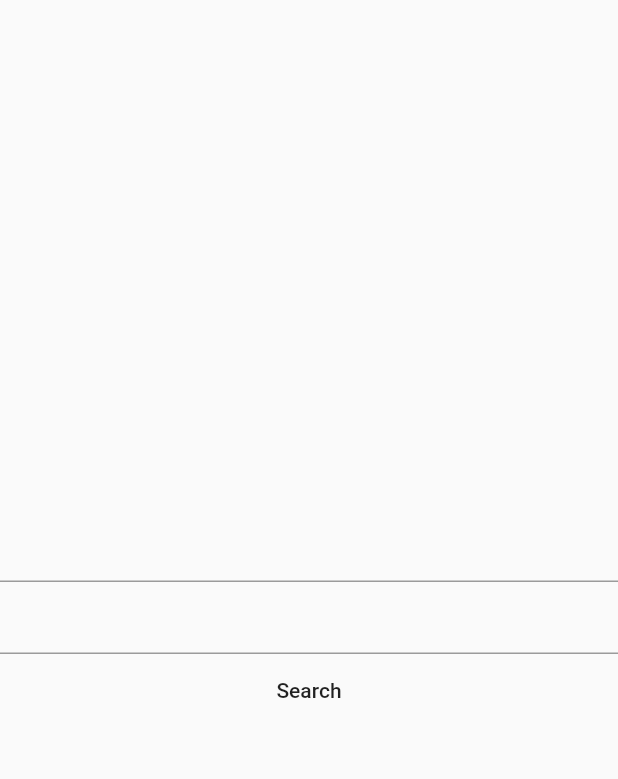
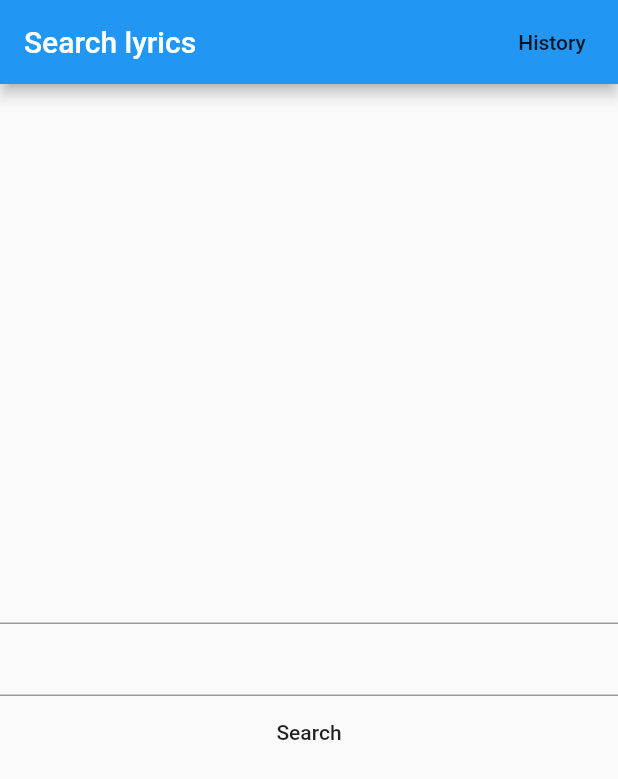
Before and after one commit to AlejandroEndo/lyrics_search_app, a Flutter app: the screen it shows after launch, on a phone screen of 412 x 824 dp. Shown: the top 779 px of the screen. Run offline on Flutter 3.47's test engine with Material 2 defaults, Android fonts, the phone set to English and light mode, and no system bars.

Commit message:
Historial implementado

```diff
--- a/lib/main.dart
+++ b/lib/main.dart
@@ -1,8 +1,9 @@
 import 'package:flutter/material.dart';
+import 'package:lyrics_search_app/pages/home_page.dart';
+import 'package:lyrics_search_app/pages/previous_search_page.dart';
 import 'package:provider/provider.dart';
 
 import 'package:lyrics_search_app/providers/lyrics_provider.dart';
-import 'package:lyrics_search_app/routes.dart';
 
 void main() => runApp(MyApp());
 
@@ -14,7 +15,10 @@ class MyApp extends StatelessWidget {
       child: MaterialApp(
         title: 'Lyrics search',
         initialRoute: 'home',
-        routes: routes,
+        routes: {
+          'home': (context) => HomePage(),
+          'previousSearch': (context) => PreviousSearchPage(),
+        },
       ),
     );
   }
--- a/lib/pages/home_page.dart
+++ b/lib/pages/home_page.dart
@@ -4,6 +4,7 @@ import 'package:flutter/material.dart';
 import 'package:http/http.dart' as http;
 import 'package:lyrics_search_app/models/song.dart';
 import 'package:lyrics_search_app/providers/lyrics_provider.dart';
+import 'package:lyrics_search_app/widgets/song_tile.dart';
 import 'package:provider/provider.dart';
 
 class HomePage extends StatefulWidget {
@@ -23,6 +24,15 @@ class _HomePageState extends State<HomePage> {
     final _songCtrl = TextEditingController();
 
     return Scaffold(
+      appBar: AppBar(
+        title: Text('Search lyrics'),
+        actions: [
+          MaterialButton(
+            onPressed: () => Navigator.pushNamed(context, 'previousSearch'),
+            child: Text('History'),
+          )
+        ],
+      ),
       body: SafeArea(
         child: Form(
           key: _formKey,
@@ -59,12 +69,7 @@ class _HomePageState extends State<HomePage> {
                     ),
               provider.songs.isEmpty
                   ? Container()
-                  : ListTile(
-                      title: Text(provider.songs[0].title ?? ''),
-                      subtitle: Text(provider.songs[0].artist ?? ''),
-                      onTap: () =>
-                          provider.openSong(context, provider.songs[0]),
-                    ),
+                  : SongTile(song: provider.songs[0]),
             ],
           ),
         ),
--- a/lib/routes.dart
+++ /dev/null
@@ -1,8 +0,0 @@
-import 'package:flutter/material.dart';
-import 'package:lyrics_search_app/pages/home_page.dart';
-
-final Map<String, WidgetBuilder> routes = {
-  'home': (BuildContext context) => HomePage(),
-  'lyrics': (BuildContext context) => HomePage(),
-  'previousSearch': (BuildContext context) => HomePage(),
-};
```
Also changed, not shown: lib/pages/previous_search_page.dart (+21 -1 lines), lib/widgets/song_tile.dart (added, +20 -0 lines).
